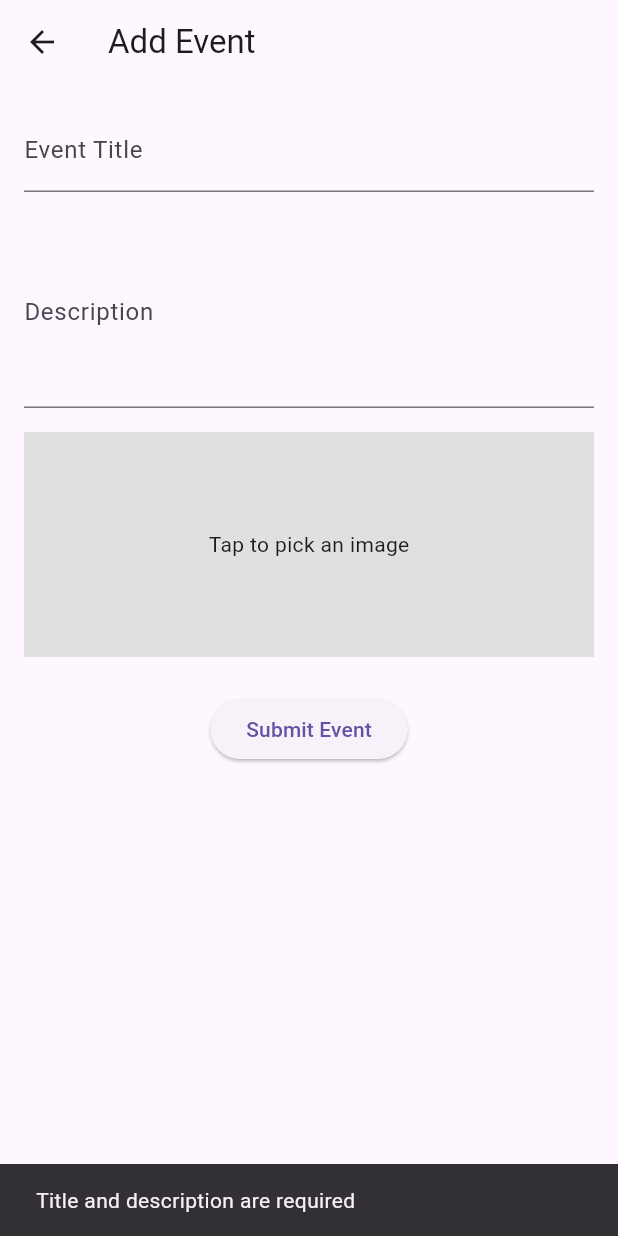
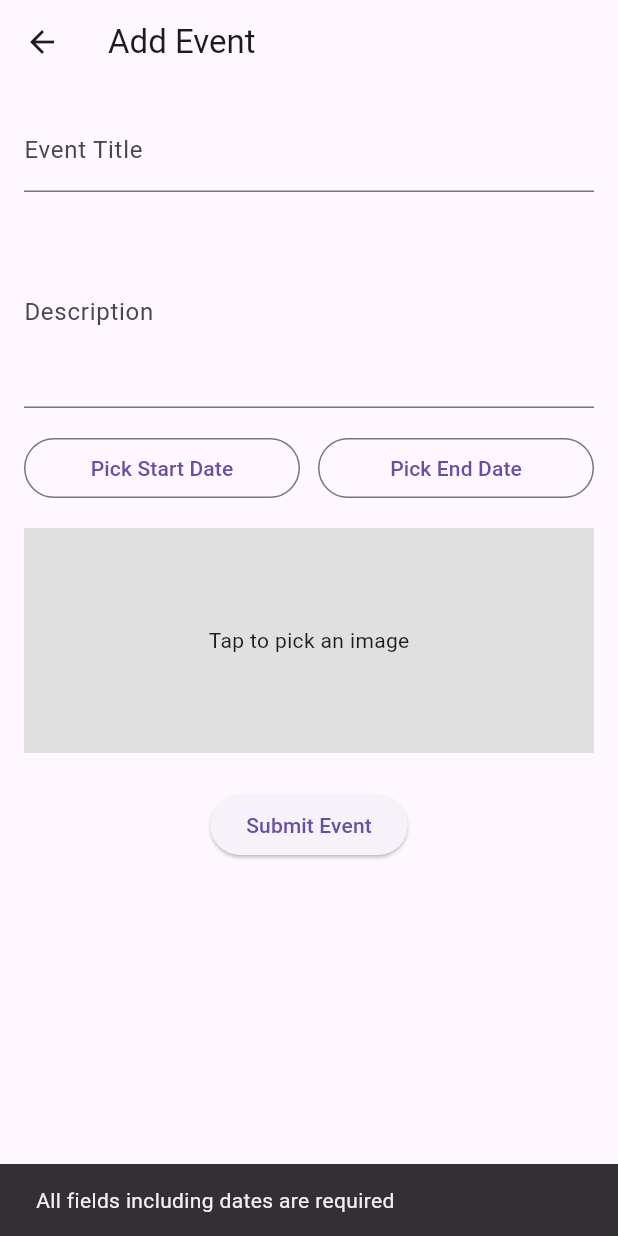
Before and after one commit to Olegario-III/lockalistaapp, a Flutter app: the AddEventPage screen opened directly, after a tap on "Submit Event", on a phone screen of 412 x 824 dp. Run offline on Flutter 3.47's test engine with Material 3 defaults, Android fonts, the phone set to English and light mode, and no system bars; our stand-ins replace cached_network_image, cloud_firestore, firebase_auth, firebase_core, geolocator, google_sign_in and 2 more; accounts and stored records are empty.

Commit message:
day9 finalize the event section

```diff
--- a/lib/features/events/add_event_page.dart
+++ b/lib/features/events/add_event_page.dart
@@ -21,6 +21,9 @@ class _AddEventPageState extends State<AddEventPage> {
   final TextEditingController titleCtrl = TextEditingController();
   final TextEditingController descCtrl = TextEditingController();
 
+  DateTime? _startDate;
+  DateTime? _endDate;
+
   File? imageFile;
   final picker = ImagePicker();
   bool _isSubmitting = false;
@@ -35,14 +38,49 @@ class _AddEventPageState extends State<AddEventPage> {
   }
 
   // ────────────────────────────────
+  // 📅 Pick start date
+  // ────────────────────────────────
+  Future<void> pickStartDate() async {
+    final date = await showDatePicker(
+      context: context,
+      initialDate: DateTime.now(),
+      firstDate: DateTime.now(),
+      lastDate: DateTime(2100),
+    );
+    if (date != null) setState(() => _startDate = date);
+  }
+
+  // ────────────────────────────────
+  // 📅 Pick end date
+  // ────────────────────────────────
+  Future<void> pickEndDate() async {
+    if (_startDate == null) {
+      ScaffoldMessenger.of(context).showSnackBar(
+        const SnackBar(content: Text('Please pick a start date first')),
+      );
+      return;
+    }
+    final date = await showDatePicker(
+      context: context,
+      initialDate: _startDate!,
+      firstDate: _startDate!,
+      lastDate: DateTime(2100),
+    );
+    if (date != null) setState(() => _endDate = date);
+  }
+
+  // ────────────────────────────────
   // 📤 Submit Event
   // ────────────────────────────────
   Future<void> submitEvent() async {
     if (_isSubmitting) return;
 
-    if (titleCtrl.text.trim().isEmpty || descCtrl.text.trim().isEmpty) {
+    if (titleCtrl.text.trim().isEmpty ||
+        descCtrl.text.trim().isEmpty ||
+        _startDate == null ||
+        _endDate == null) {
       ScaffoldMessenger.of(context).showSnackBar(
-        const SnackBar(content: Text('Title and description are required')),
+        const SnackBar(content: Text('All fields including dates are required')),
       );
       return;
     }
@@ -54,7 +92,6 @@ class _AddEventPageState extends State<AddEventPage> {
 
     try {
       String? imageUrl;
-
       if (imageFile != null) {
         imageUrl = await CloudinaryService().uploadFile(
           imageFile!,
@@ -75,6 +112,8 @@ class _AddEventPageState extends State<AddEventPage> {
         likesList: [],
         likesCount: 0,
         comments: [],
+        startDate: _startDate!,
+        endDate: _endDate!,
       );
 
       await FirestoreService.instance.addEvent(event);
@@ -129,6 +168,28 @@ class _AddEventPageState extends State<AddEventPage> {
                 decoration: const InputDecoration(labelText: 'Description'),
               ),
               const SizedBox(height: 16),
+              Row(
+                children: [
+                  Expanded(
+                    child: OutlinedButton(
+                      onPressed: pickStartDate,
+                      child: Text(_startDate == null
+                          ? 'Pick Start Date'
+                          : 'Start: ${_startDate!.toLocal().toString().split(' ')[0]}'),
+                    ),
+                  ),
+                  const SizedBox(width: 12),
+                  Expanded(
+                    child: OutlinedButton(
+                      onPressed: pickEndDate,
+                      child: Text(_endDate == null
+                          ? 'Pick End Date'
+                          : 'End: ${_endDate!.toLocal().toString().split(' ')[0]}'),
+                    ),
+                  ),
+                ],
+              ),
+              const SizedBox(height: 16),
               GestureDetector(
                 onTap: pickImage,
                 child: Container(
--- a/lib/models/event_model.dart
+++ b/lib/models/event_model.dart
@@ -49,6 +49,8 @@ class EventModel {
   final String userId;
   final String? imageUrl;
   final DateTime createdAt;
+  final DateTime startDate; // 🔹 new
+  final DateTime endDate;   // 🔹 new
   final String status;
   final List<String> likesList;
   final int likesCount;
@@ -61,6 +63,8 @@ class EventModel {
     required this.userId,
     this.imageUrl,
     required this.createdAt,
+    required this.startDate,
+    required this.endDate,
     required this.status,
     required this.likesList,
     required this.likesCount,
@@ -75,6 +79,8 @@ class EventModel {
       userId: map['userId'] ?? '',
       imageUrl: map['imageUrl'],
       createdAt: (map['createdAt'] as Timestamp).toDate(),
+      startDate: (map['startDate'] as Timestamp).toDate(), // 🔹 new
+      endDate: (map['endDate'] as Timestamp).toDate(),     // 🔹 new
       status: map['status'] ?? 'pending',
       likesList: List<String>.from(map['likesList'] ?? []),
       likesCount: map['likesCount'] ?? 0,
@@ -91,6 +97,8 @@ class EventModel {
       'userId': userId,
       'imageUrl': imageUrl,
       'createdAt': Timestamp.fromDate(createdAt),
+      'startDate': Timestamp.fromDate(startDate), // 🔹 new
+      'endDate': Timestamp.fromDate(endDate),     // 🔹 new
       'status': status,
       'likesList': likesList,
       'likesCount': likesCount,
--- a/lib/models/store_model.dart
+++ b/lib/models/store_model.dart
@@ -3,17 +3,20 @@ import 'package:cloud_firestore/cloud_firestore.dart';
 class StoreModel {
   final String id;
   final String name;
-  final String type; // pharmacy, resort, grocery, sari-sari store, karenderya, others
+  final String type; // pharmacy, resort, grocery, etc.
   final String barangay;
-  final String? address; // added optional address
-  final GeoPoint location; // Firestore geo coordinates
+  final String? address;
+  final GeoPoint location;
   final String ownerId;
   final bool approved;
   final List<String> reportedBy;
-  final double rating;
-  final int ratingCount;
+  final double rating;        // total rating score
+  final int ratingCount;      // number of ratings
   final List<CommentModel> comments;
   final String? description;
+
+  // ✅ NEW
+  final List<String> images;
 
   StoreModel({
     required this.id,
@@ -29,7 +32,12 @@ class StoreModel {
     this.ratingCount = 0,
     this.comments = const [],
     this.description,
+    this.images = const [],
   });
+
+  /// ✅ Computed value used by UI
+  double get averageRating =>
+      ratingCount == 0 ? 0.0 : rating / ratingCount;
 
   factory StoreModel.fromMap(Map<String, dynamic> map, String id) {
     return StoreModel(
@@ -37,17 +45,17 @@ class StoreModel {
       name: map['name'] ?? '',
       type: map['type'] ?? '',
       barangay: map['barangay'] ?? '',
-      address: map['address'], // new field
+      address: map['address'],
       location: map['location'] as GeoPoint,
       ownerId: map['ownerId'] ?? '',
       approved: map['approved'] ?? false,
       reportedBy: List<String>.from(map['reportedBy'] ?? []),
       rating: (map['rating'] ?? 0).toDouble(),
       ratingCount: map['ratingCount'] ?? 0,
-      comments: map['comments'] != null
-          ? List<CommentModel>.from(
-              (map['comments'] as List).map((c) => CommentModel.fromMap(c)))
-          : [],
+      images: List<String>.from(map['images'] ?? []),
+      comments: (map['comments'] as List<dynamic>? ?? [])
+          .map((c) => CommentModel.fromMap(c))
+          .toList(),
       description: map['description'],
     );
   }
@@ -57,13 +65,14 @@ class StoreModel {
       'name': name,
       'type': type,
       'barangay': barangay,
-      'address': address, // new field
+      'address': address,
       'location': location,
       'ownerId': ownerId,
       'approved': approved,
       'reportedBy': reportedBy,
       'rating': rating,
       'ratingCount': ratingCount,
+      'images': images,
       'comments': comments.map((c) => c.toMap()).toList(),
       'description': description,
     };
```
Also changed, not shown: lib/core/services/firestore_service.dart (+65 -23 lines), lib/features/events/event_list_page.dart (+35 -10 lines), lib/features/home/home_page.dart (+47 -3 lines).
